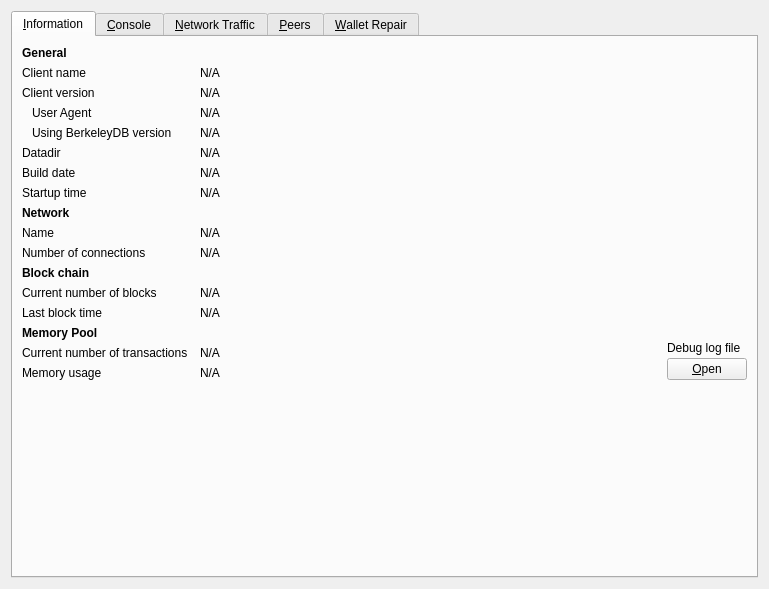
Qt form src/qt/forms/rpcconsole.ui (duality-solutions/Sequence) before a commit.
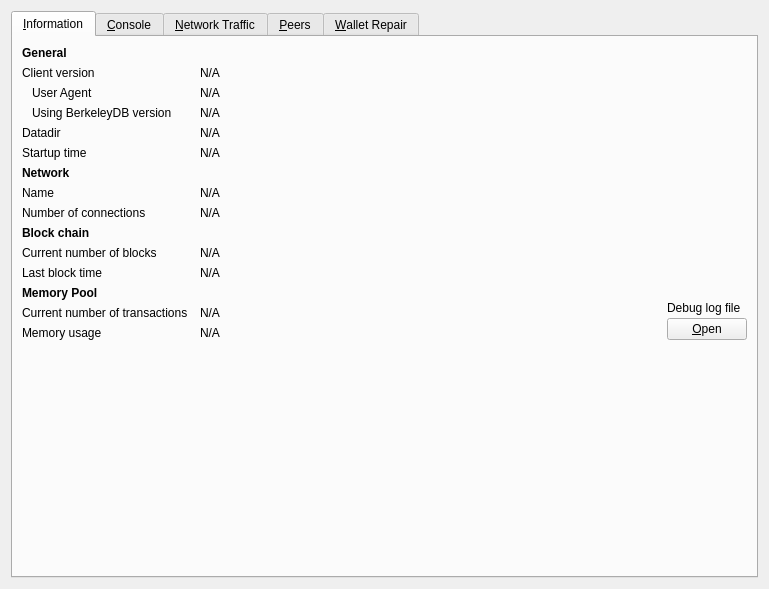
The same form after that commit. The open tabs and pages were chosen to show the change. Icons and pictures are not drawn. Custom widgets are drawn as their Qt base class.

Commit message: Remove unneeded sections from Information tab in Tools Window

```diff
--- a/src/qt/forms/rpcconsole.ui
+++ b/src/qt/forms/rpcconsole.ui
@@ -44,29 +44,6 @@
          </property>
         </widget>
        </item>
-       <item row="1" column="0">
-        <widget class="QLabel" name="label_5">
-         <property name="text">
-          <string>Client name</string>
-         </property>
-        </widget>
-       </item>
-       <item row="1" column="1" colspan="2">
-        <widget class="QLabel" name="clientName">
-         <property name="cursor">
-          <cursorShape>IBeamCursor</cursorShape>
-         </property>
-         <property name="text">
-          <string>N/A</string>
-         </property>
-         <property name="textFormat">
-          <enum>Qt::PlainText</enum>
-         </property>
-         <property name="textInteractionFlags">
-          <set>Qt::LinksAccessibleByMouse|Qt::TextSelectableByKeyboard|Qt::TextSelectableByMouse</set>
-         </property>
-        </widget>
-       </item>
        <item row="2" column="0">
         <widget class="QLabel" name="label_6">
          <property name="text">
@@ -168,29 +145,6 @@
          </property>
         </widget>
        </item>
-       <item row="6" column="0">
-        <widget class="QLabel" name="label_12">
-         <property name="text">
-          <string>Build date</string>
-         </property>
-        </widget>
-       </item>
-       <item row="6" column="1" colspan="2">
-        <widget class="QLabel" name="buildDate">
-         <property name="cursor">
-          <cursorShape>IBeamCursor</cursorShape>
-         </property>
-         <property name="text">
-          <string>N/A</string>
-         </property>
-         <property name="textFormat">
-          <enum>Qt::PlainText</enum>
-         </property>
-         <property name="textInteractionFlags">
-          <set>Qt::LinksAccessibleByMouse|Qt::TextSelectableByKeyboard|Qt::TextSelectableByMouse</set>
-         </property>
-        </widget>
-       </item>
        <item row="7" column="0">
         <widget class="QLabel" name="label_13">
          <property name="text">
```
